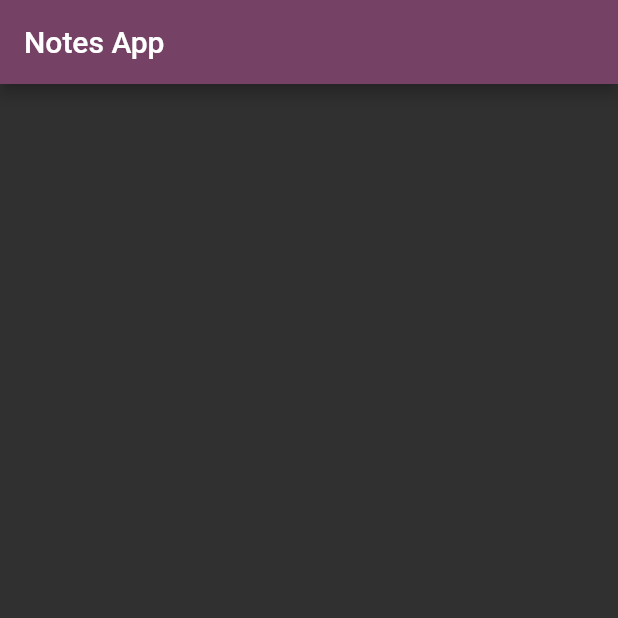
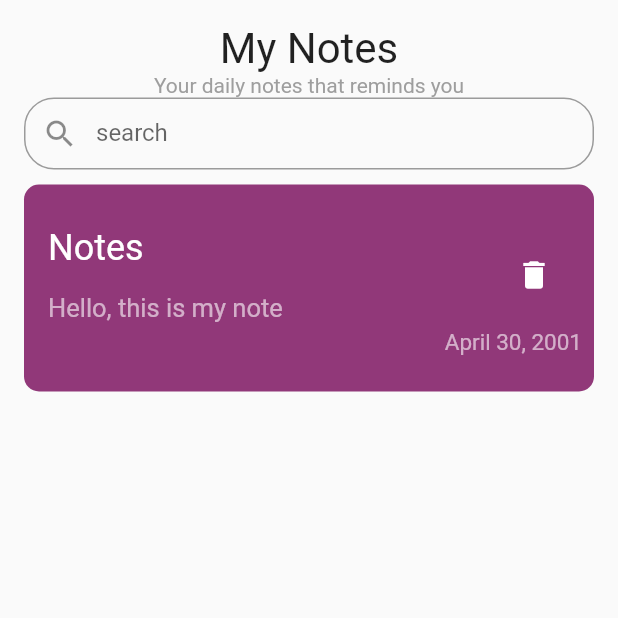
Before and after one commit to fatima304/Noteria, a Flutter app: the screen it shows after launch, on a phone screen of 412 x 824 dp, the top half of it. Run offline on Flutter 3.47's test engine with Material 2 defaults, Android fonts, the light colour scheme and no system bars.

Commit message:
create custom note item

```diff
--- a/lib/Views/notesView.dart
+++ b/lib/Views/notesView.dart
@@ -1,15 +1,13 @@
 import 'package:flutter/material.dart';
+import 'package:noteapp/Widgets/notesViewBody.dart';
 
 class NotesView extends StatelessWidget {
   const NotesView({super.key});
 
   @override
   Widget build(BuildContext context) {
-    return Scaffold(
-      appBar: AppBar(
-        title: const Text('Notes App'),
-        backgroundColor: const Color.fromARGB(255, 117, 66, 101),
-      ),
+    return const Scaffold(
+      body: NotesViewBody(),
     );
   }
 }
--- /dev/null
+++ b/lib/Widgets/customAppBar.dart
@@ -0,0 +1,40 @@
+import 'package:flutter/material.dart';
+
+class CustomAppBar extends StatelessWidget {
+  const CustomAppBar({super.key});
+
+  @override
+  Widget build(BuildContext context) {
+    return Column(
+      children: [
+        const Text(
+          'My Notes',
+          style: TextStyle(
+            fontSize: 28,
+          ),
+        ),
+        const Text(
+          'Your daily notes that reminds you',
+          style: TextStyle(
+            color: Colors.grey,
+          ),
+        ),
+        TextField(
+          decoration: InputDecoration(
+            fillColor: Colors.grey,
+            contentPadding: const EdgeInsets.symmetric(
+              vertical: 5,
+              horizontal: 10,
+            ),
+            label: const Text('search'),
+            prefixIcon: const Icon(Icons.search),
+            border: OutlineInputBorder(
+              borderRadius: BorderRadius.circular(20),
+            ),
+            hintText: 'Enter a city',
+          ),
+        ),
+      ],
+    );
+  }
+}
--- /dev/null
+++ b/lib/Widgets/notesItem.dart
@@ -0,0 +1,63 @@
+import 'package:flutter/material.dart';
+
+class NotesItem extends StatelessWidget {
+  const NotesItem({super.key});
+
+  @override
+  Widget build(BuildContext context) {
+    return Container(
+      padding: const EdgeInsets.only(
+        top: 24,
+        bottom: 24,
+      ),
+      decoration: BoxDecoration(
+        color: const Color.fromARGB(255, 145, 56, 121),
+        borderRadius: BorderRadius.circular(
+          10,
+        ),
+      ),
+      child: Column(crossAxisAlignment: CrossAxisAlignment.end, children: [
+        ListTile(
+          trailing: const IconButton(
+            onPressed: null,
+            icon: Icon(
+              Icons.delete,
+              color: Colors.white,
+            ),
+          ),
+          title: const Padding(
+            padding: EdgeInsets.only(
+              bottom: 16,
+            ),
+            child: Text(
+              'Notes',
+              style: TextStyle(
+                color: Colors.white,
+                fontSize: 24,
+              ),
+            ),
+          ),
+          subtitle: Text(
+            'Hello, this is my note',
+            style: TextStyle(
+              color: Colors.white.withOpacity(0.6),
+              fontSize: 17,
+            ),
+          ),
+        ),
+        Padding(
+          padding: const EdgeInsets.only(
+            right: 8.0,
+          ),
+          child: Text(
+            'April 30, 2001',
+            style: TextStyle(
+              fontSize: 15,
+              color: Colors.white.withOpacity(0.6),
+            ),
+          ),
+        ),
+      ]),
+    );
+  }
+}
--- /dev/null
+++ b/lib/Widgets/notesViewBody.dart
@@ -0,0 +1,28 @@
+import 'package:flutter/material.dart';
+import 'package:noteapp/Widgets/customAppBar.dart';
+import 'package:noteapp/Widgets/notesItem.dart';
+
+class NotesViewBody extends StatelessWidget {
+  const NotesViewBody({super.key});
+
+  @override
+  Widget build(BuildContext context) {
+    return const Padding(
+      padding: EdgeInsets.fromLTRB(
+        16,
+        16,
+        16,
+        8,
+      ),
+      child: Column(
+        children: [
+          CustomAppBar(),
+          SizedBox(
+            height: 10,
+          ),
+          NotesItem(),
+        ],
+      ),
+    );
+  }
+}
--- a/lib/main.dart
+++ b/lib/main.dart
@@ -14,7 +14,8 @@ class NotesApp extends StatelessWidget {
   Widget build(BuildContext context) {
     return MaterialApp(
       theme: ThemeData(
-        brightness: Brightness.dark,
+        // fontFamily: '',
+        brightness: Brightness.light,
       ),
       debugShowCheckedModeBanner: false,
       home: const NotesView(),
```
